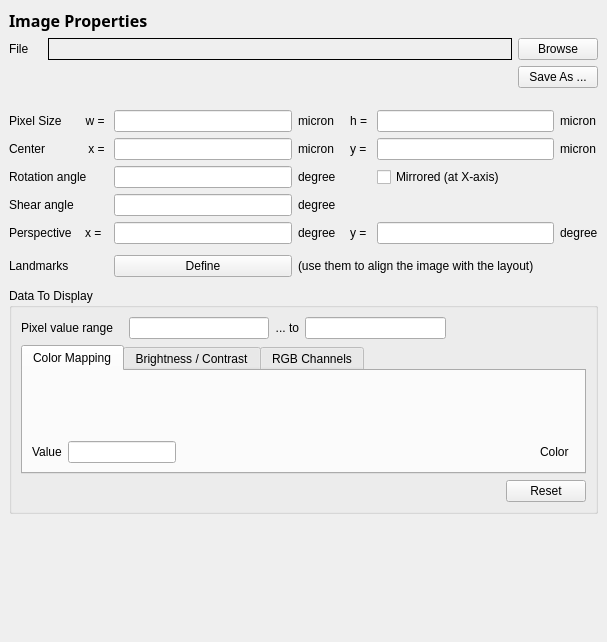
This is src/img/img/ImagePropertiesPage.ui in KLayout/klayout as Qt 5 draws it before an edit. The edited form follows.
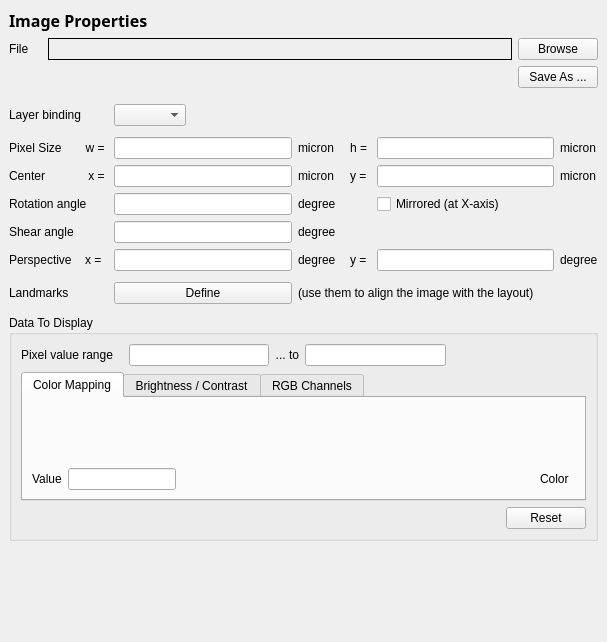
This is the edited form. Custom widgets are drawn as their Qt base class.

Patch:
```diff
--- a/src/img/img/ImagePropertiesPage.ui
+++ b/src/img/img/ImagePropertiesPage.ui
@@ -108,17 +108,93 @@
          <property name="spacing">
           <number>6</number>
          </property>
-         <item row="1" column="4">
+         <item row="7" column="6">
+          <widget class="QLabel" name="label_43">
+           <property name="text">
+            <string>degree</string>
+           </property>
+          </widget>
+         </item>
+         <item row="3" column="4">
           <widget class="QLabel" name="label_22">
            <property name="text">
             <string>h = </string>
            </property>
           </widget>
          </item>
-         <item row="5" column="2">
+         <item row="3" column="5">
+          <widget class="QLineEdit" name="height_le"/>
+         </item>
+         <item row="5" column="3">
+          <widget class="QLabel" name="label_30">
+           <property name="text">
+            <string>degree</string>
+           </property>
+          </widget>
+         </item>
+         <item row="3" column="1">
+          <widget class="QLabel" name="label_20">
+           <property name="text">
+            <string>w = </string>
+           </property>
+           <property name="alignment">
+            <set>Qt::AlignRight|Qt::AlignTrailing|Qt::AlignVCenter</set>
+           </property>
+          </widget>
+         </item>
+         <item row="4" column="5">
+          <widget class="QLineEdit" name="y_offset_le"/>
+         </item>
+         <item row="0" column="0" colspan="7">
+          <spacer>
+           <property name="orientation">
+            <enum>Qt::Vertical</enum>
+           </property>
+           <property name="sizeType">
+            <enum>QSizePolicy::Fixed</enum>
+           </property>
+           <property name="sizeHint" stdset="0">
+            <size>
+             <width>507</width>
+             <height>10</height>
+            </size>
+           </property>
+          </spacer>
+         </item>
+         <item row="8" column="0" colspan="7">
+          <spacer>
+           <property name="orientation">
+            <enum>Qt::Vertical</enum>
+           </property>
+           <property name="sizeHint" stdset="0">
+            <size>
+             <width>20</width>
+             <height>5</height>
+            </size>
+           </property>
+          </spacer>
+         </item>
+         <item row="9" column="3" colspan="4">
+          <widget class="QLabel" name="label_45">
+           <property name="text">
+            <string>(use them to align the image with the layout)</string>
+           </property>
+          </widget>
+         </item>
+         <item row="7" column="2">
           <widget class="QLineEdit" name="persp_tx_le"/>
          </item>
-         <item row="2" column="1">
+         <item row="6" column="2">
+          <widget class="QLineEdit" name="shear_le"/>
+         </item>
+         <item row="5" column="0" colspan="2">
+          <widget class="QLabel" name="label_29">
+           <property name="text">
+            <string>Rotation angle</string>
+           </property>
+          </widget>
+         </item>
+         <item row="4" column="1">
           <widget class="QLabel" name="label_25">
            <property name="text">
             <string>x = </string>
@@ -128,220 +204,226 @@
            </property>
           </widget>
          </item>
-         <item row="4" column="2">
-          <widget class="QLineEdit" name="shear_le"/>
+         <item row="7" column="3">
+          <widget class="QLabel" name="label_41">
+           <property name="text">
+            <string>degree</string>
+           </property>
+          </widget>
          </item>
-         <item row="5" column="0">
+         <item row="9" column="0" colspan="2">
+          <widget class="QLabel" name="label_44">
+           <property name="text">
+            <string>Landmarks</string>
+           </property>
+          </widget>
+         </item>
+         <item row="3" column="3">
+          <widget class="QLabel" name="label_21">
+           <property name="text">
+            <string>micron   </string>
+           </property>
+          </widget>
+         </item>
+         <item row="4" column="6">
+          <widget class="QLabel" name="label_24">
+           <property name="text">
+            <string>micron</string>
+           </property>
+          </widget>
+         </item>
+         <item row="7" column="0">
           <widget class="QLabel" name="label_38">
            <property name="text">
             <string>Perspective  </string>
            </property>
           </widget>
          </item>
-         <item row="2" column="2">
+         <item row="4" column="3">
+          <widget class="QLabel" name="label_28">
+           <property name="text">
+            <string>micron   </string>
+           </property>
+          </widget>
+         </item>
+         <item row="4" column="2">
           <widget class="QLineEdit" name="x_offset_le"/>
          </item>
-         <item row="1" column="5">
-          <widget class="QLineEdit" name="height_le"/>
+         <item row="4" column="4">
+          <widget class="QLabel" name="label_26">
+           <property name="text">
+            <string>y = </string>
+           </property>
+          </widget>
          </item>
-         <item row="5" column="6">
-          <widget class="QLabel" name="label_43">
+         <item row="9" column="2">
+          <widget class="QPushButton" name="define_landmarks_pb">
            <property name="text">
-            <string>degree</string>
+            <string>Define</string>
            </property>
           </widget>
          </item>
-         <item row="2" column="5">
-          <widget class="QLineEdit" name="y_offset_le"/>
+         <item row="7" column="1">
+          <widget class="QLabel" name="label_39">
+           <property name="text">
+            <string>x =</string>
+           </property>
+          </widget>
          </item>
-         <item row="1" column="2">
-          <widget class="QLineEdit" name="width_le"/>
+         <item row="3" column="6">
+          <widget class="QLabel" name="label_23">
+           <property name="text">
+            <string>micron</string>
+           </property>
+          </widget>
          </item>
-         <item row="4" column="0" colspan="2">
+         <item row="6" column="0" colspan="2">
           <widget class="QLabel" name="label_2">
            <property name="text">
             <string>Shear angle</string>
            </property>
           </widget>
          </item>
-         <item row="1" column="0">
+         <item row="10" column="0" colspan="7">
+          <spacer>
+           <property name="orientation">
+            <enum>Qt::Vertical</enum>
+           </property>
+           <property name="sizeType">
+            <enum>QSizePolicy::Fixed</enum>
+           </property>
+           <property name="sizeHint" stdset="0">
+            <size>
+             <width>507</width>
+             <height>5</height>
+            </size>
+           </property>
+          </spacer>
+         </item>
+         <item row="7" column="5">
+          <widget class="QLineEdit" name="persp_ty_le"/>
+         </item>
+         <item row="3" column="0">
           <widget class="QLabel" name="label_13">
            <property name="text">
             <string>Pixel Size    </string>
            </property>
           </widget>
          </item>
-         <item row="5" column="3">
-          <widget class="QLabel" name="label_41">
-           <property name="text">
-            <string>degree</string>
-           </property>
-          </widget>
-         </item>
-         <item row="2" column="6">
-          <widget class="QLabel" name="label_24">
-           <property name="text">
-            <string>micron</string>
-           </property>
-          </widget>
-         </item>
-         <item row="3" column="0" colspan="2">
-          <widget class="QLabel" name="label_29">
-           <property name="text">
-            <string>Rotation angle</string>
-           </property>
-          </widget>
-         </item>
-         <item row="1" column="6">
-          <widget class="QLabel" name="label_23">
-           <property name="text">
-            <string>micron</string>
-           </property>
-          </widget>
-         </item>
-         <item row="1" column="1">
-          <widget class="QLabel" name="label_20">
-           <property name="text">
-            <string>w = </string>
-           </property>
-           <property name="alignment">
-            <set>Qt::AlignRight|Qt::AlignTrailing|Qt::AlignVCenter</set>
-           </property>
-          </widget>
-         </item>
-         <item row="2" column="3">
-          <widget class="QLabel" name="label_28">
-           <property name="text">
-            <string>micron   </string>
-           </property>
-          </widget>
-         </item>
-         <item row="2" column="0">
-          <widget class="QLabel" name="label_27">
-           <property name="text">
-            <string>Center</string>
-           </property>
-          </widget>
-         </item>
-         <item row="5" column="1">
-          <widget class="QLabel" name="label_39">
-           <property name="text">
-            <string>x =</string>
-           </property>
-          </widget>
-         </item>
-         <item row="3" column="5" colspan="2">
+         <item row="5" column="5" colspan="2">
           <widget class="QCheckBox" name="mirror_cbx">
            <property name="text">
             <string>Mirrored (at X-axis)</string>
            </property>
           </widget>
          </item>
-         <item row="1" column="3">
-          <widget class="QLabel" name="label_21">
-           <property name="text">
-            <string>micron   </string>
-           </property>
-          </widget>
-         </item>
-         <item row="3" column="2">
-          <widget class="QLineEdit" name="angle_le"/>
-         </item>
-         <item row="4" column="3">
+         <item row="6" column="3">
           <widget class="QLabel" name="label_40">
            <property name="text">
             <string>degree</string>
            </property>
           </widget>
          </item>
-         <item row="6" column="0" colspan="7">
-          <spacer>
-           <property name="orientation">
-            <enum>Qt::Vertical</enum>
-           </property>
-           <property name="sizeHint" stdset="0">
-            <size>
-             <width>20</width>
-             <height>5</height>
-            </size>
-           </property>
-          </spacer>
+         <item row="5" column="2">
+          <widget class="QLineEdit" name="angle_le"/>
          </item>
-         <item row="2" column="4">
-          <widget class="QLabel" name="label_26">
+         <item row="4" column="0">
+          <widget class="QLabel" name="label_27">
            <property name="text">
-            <string>y = </string>
+            <string>Center</string>
            </property>
           </widget>
          </item>
-         <item row="3" column="3">
-          <widget class="QLabel" name="label_30">
-           <property name="text">
-            <string>degree</string>
-           </property>
-          </widget>
-         </item>
-         <item row="0" column="0" colspan="7">
-          <spacer>
-           <property name="orientation">
-            <enum>Qt::Vertical</enum>
-           </property>
-           <property name="sizeType">
-            <enum>QSizePolicy::Fixed</enum>
-           </property>
-           <property name="sizeHint" stdset="0">
-            <size>
-             <width>507</width>
-             <height>16</height>
-            </size>
-           </property>
-          </spacer>
-         </item>
-         <item row="5" column="5">
-          <widget class="QLineEdit" name="persp_ty_le"/>
-         </item>
-         <item row="8" column="0" colspan="7">
-          <spacer>
-           <property name="orientation">
-            <enum>Qt::Vertical</enum>
-           </property>
-           <property name="sizeType">
-            <enum>QSizePolicy::Fixed</enum>
-           </property>
-           <property name="sizeHint" stdset="0">
-            <size>
-             <width>507</width>
-             <height>5</height>
-            </size>
-           </property>
-          </spacer>
-         </item>
-         <item row="5" column="4">
+         <item row="7" column="4">
           <widget class="QLabel" name="label_42">
            <property name="text">
             <string>y =</string>
            </property>
           </widget>
          </item>
-         <item row="7" column="0" colspan="2">
-          <widget class="QLabel" name="label_44">
+         <item row="3" column="2">
+          <widget class="QLineEdit" name="width_le"/>
+         </item>
+         <item row="1" column="0" colspan="2">
+          <widget class="QLabel" name="label_46">
            <property name="text">
-            <string>Landmarks</string>
+            <string>Layer binding</string>
            </property>
           </widget>
          </item>
-         <item row="7" column="2">
-          <widget class="QPushButton" name="define_landmarks_pb">
-           <property name="text">
-            <string>Define</string>
+         <item row="2" column="0" colspan="7">
+          <spacer name="verticalSpacer">
+           <property name="orientation">
+            <enum>Qt::Vertical</enum>
            </property>
-          </widget>
+           <property name="sizeType">
+            <enum>QSizePolicy::Fixed</enum>
+           </property>
+           <property name="sizeHint" stdset="0">
+            <size>
+             <width>20</width>
+             <height>5</height>
+            </size>
+           </property>
+          </spacer>
          </item>
-         <item row="7" column="3" colspan="4">
-          <widget class="QLabel" name="label_45">
-           <property name="text">
-            <string>(use them to align the image with the layout)</string>
+         <item row="1" column="2" colspan="5">
+          <widget class="QFrame" name="frame_7">
+           <property name="sizePolicy">
+            <sizepolicy hsizetype="Ignored" vsizetype="Preferred">
+             <horstretch>0</horstretch>
+             <verstretch>0</verstretch>
+            </sizepolicy>
            </property>
+           <property name="frameShape">
+            <enum>QFrame::NoFrame</enum>
+           </property>
+           <property name="frameShadow">
+            <enum>QFrame::Raised</enum>
+           </property>
+           <layout class="QHBoxLayout" name="horizontalLayout">
+            <property name="leftMargin">
+             <number>0</number>
+            </property>
+            <property name="topMargin">
+             <number>0</number>
+            </property>
+            <property name="rightMargin">
+             <number>0</number>
+            </property>
+            <property name="bottomMargin">
+             <number>0</number>
+            </property>
+            <item>
+             <widget class="lay::LayerSelectionComboBox" name="layer_binding_cbx">
+              <property name="sizePolicy">
+               <sizepolicy hsizetype="Fixed" vsizetype="Fixed">
+                <horstretch>0</horstretch>
+                <verstretch>0</verstretch>
+               </sizepolicy>
+              </property>
+              <property name="toolTip">
+               <string>Visibility of the image follows that layer's visibility</string>
+              </property>
+              <property name="sizeAdjustPolicy">
+               <enum>QComboBox::AdjustToContents</enum>
+              </property>
+             </widget>
+            </item>
+            <item>
+             <spacer name="horizontalSpacer">
+              <property name="orientation">
+               <enum>Qt::Horizontal</enum>
+              </property>
+              <property name="sizeHint" stdset="0">
+               <size>
+                <width>40</width>
+                <height>20</height>
+               </size>
+              </property>
+             </spacer>
+            </item>
+           </layout>
           </widget>
          </item>
         </layout>
@@ -1111,6 +1193,11 @@
    <header>imgWidgets.h</header>
    <container>1</container>
   </customwidget>
+  <customwidget>
+   <class>lay::LayerSelectionComboBox</class>
+   <extends>QComboBox</extends>
+   <header>layWidgets.h</header>
+  </customwidget>
  </customwidgets>
  <tabstops>
   <tabstop>width_le</tabstop>
```
Left out of the diff: 1 changed line with no effect on the pictures.
